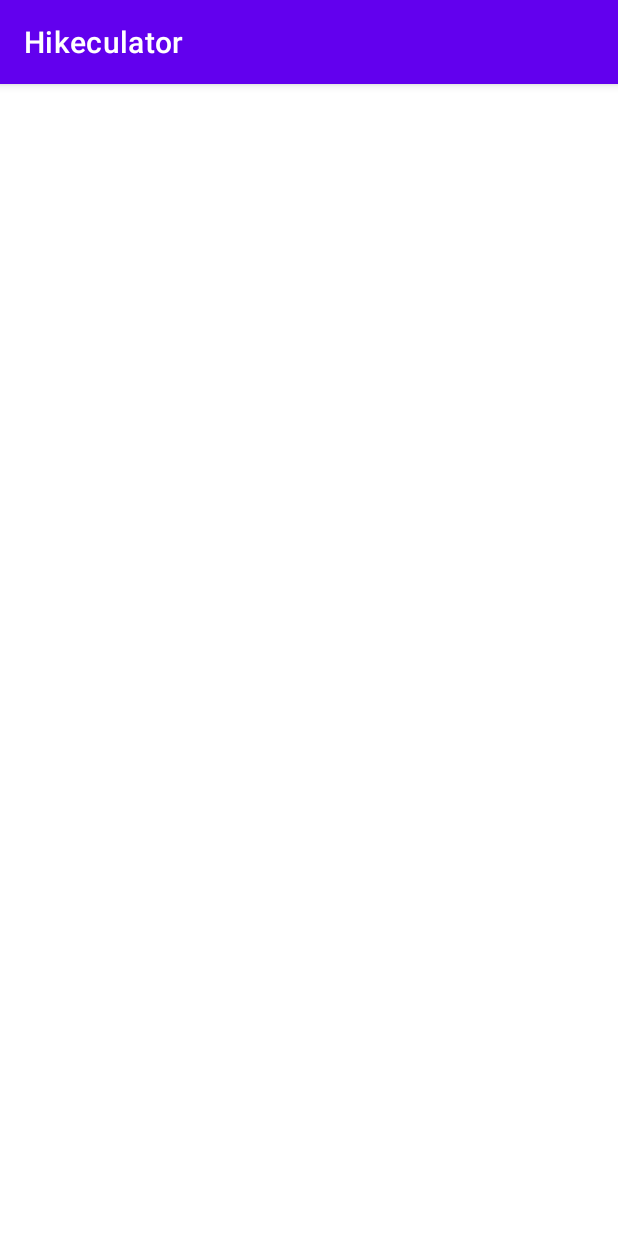
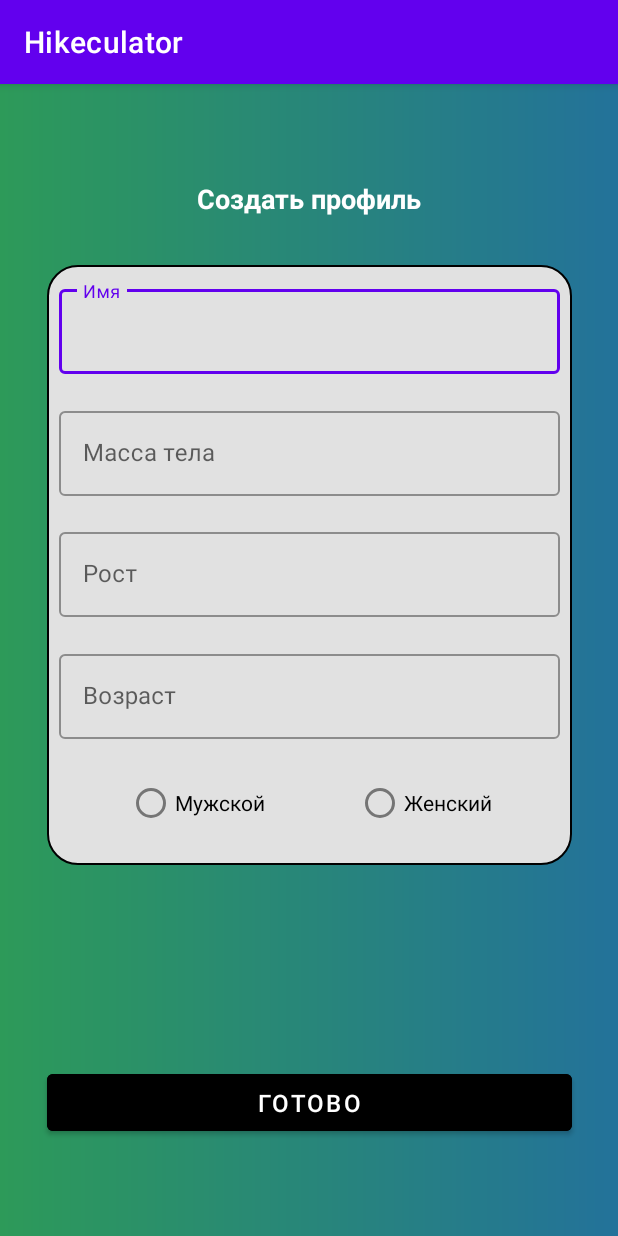
Before and after one commit to violets-team/Hikeculator, an Android app: the screen it shows after launch (MainActivity), on a phone screen of 412 x 824 dp. Run offline under Robolectric (Android 15) with nearby library versions, the light colour scheme and no system bars.

Commit message:
Add fragment_create_profile.xml

```diff
--- a/app/src/main/java/com/example/hikeculator/MainActivity.kt
+++ b/app/src/main/java/com/example/hikeculator/MainActivity.kt
@@ -7,7 +7,6 @@ class MainActivity : AppCompatActivity() {
 
     override fun onCreate(savedInstanceState: Bundle?) {
         super.onCreate(savedInstanceState)
-        setContentView(R.layout.activity_main)
-
+        setContentView(R.layout.fragment_create_profile)
     }
 }
--- /dev/null
+++ b/app/src/main/res/drawable/circular_background.xml
@@ -0,0 +1,12 @@
+<?xml version="1.0" encoding="utf-8"?>
+<!-- res/drawable/rounded_edittext_focused.xml -->
+<shape xmlns:android="http://schemas.android.com/apk/res/android"
+    android:shape="rectangle" android:padding="10dp">
+    <solid android:color="#E1E1E1"/>
+    <corners
+        android:bottomRightRadius="20dp"
+        android:bottomLeftRadius="20dp"
+        android:topLeftRadius="20dp"
+        android:topRightRadius="20dp"/>
+    <stroke android:color="@color/black" android:width="1dp"/>
+</shape>
--- /dev/null
+++ b/app/src/main/res/drawable/circular_background_text.xml
@@ -0,0 +1,11 @@
+<?xml version="1.0" encoding="utf-8"?>
+<shape xmlns:android="http://schemas.android.com/apk/res/android"
+    android:shape="rectangle" android:padding="20dp">
+    <solid android:color="#FFFFFF"/>
+    <corners
+        android:bottomRightRadius="0dp"
+        android:bottomLeftRadius="2dp"
+        android:topLeftRadius="0dp"
+        android:topRightRadius="2dp"/>
+    <stroke android:color="#C1C1C1" android:width="1dp"/>
+</shape>
--- /dev/null
+++ b/app/src/main/res/drawable/gradient_green.xml
@@ -0,0 +1,8 @@
+<?xml version="1.0" encoding="utf-8"?>
+<shape xmlns:android="http://schemas.android.com/apk/res/android"
+    android:shape="rectangle">
+    <gradient
+        android:startColor="#ff2d9a59"
+        android:endColor="#ff23729a"
+        android:angle="0" />
+</shape>
--- /dev/null
+++ b/app/src/main/res/layout/fragment_create_profile.xml
@@ -0,0 +1,161 @@
+<?xml version="1.0" encoding="utf-8"?>
+<androidx.constraintlayout.widget.ConstraintLayout xmlns:android="http://schemas.android.com/apk/res/android"
+    xmlns:app="http://schemas.android.com/apk/res-auto"
+    xmlns:tools="http://schemas.android.com/tools"
+    android:layout_width="match_parent"
+    android:layout_height="match_parent"
+    android:background="@drawable/gradient_green">
+
+    <com.google.android.material.button.MaterialButton
+        android:id="@+id/button_done"
+        android:layout_width="0dp"
+        android:layout_height="wrap_content"
+        android:layout_marginBottom="64dp"
+        android:backgroundTint="@color/black"
+        android:padding="8dp"
+        android:text="Готово"
+        android:textAllCaps="true"
+        android:textColor="@color/white"
+        android:textSize="16sp"
+        app:layout_constraintBottom_toBottomOf="parent"
+        app:layout_constraintEnd_toEndOf="@+id/constraintLayout"
+        app:layout_constraintStart_toStartOf="@+id/constraintLayout"
+        app:rippleColor="@color/light_grey" />
+
+    <androidx.constraintlayout.widget.ConstraintLayout
+        android:id="@+id/constraintLayout"
+        android:layout_width="350dp"
+        android:layout_height="400dp"
+        android:layout_marginTop="32dp"
+        android:background="@drawable/circular_background"
+        app:layout_constraintBottom_toTopOf="@+id/button_done"
+        app:layout_constraintEnd_toEndOf="parent"
+        app:layout_constraintStart_toStartOf="parent"
+        app:layout_constraintTop_toBottomOf="@+id/textView"
+        app:layout_constraintVertical_bias="0.0">
+
+        <RadioButton
+            android:id="@+id/radio_man"
+            android:layout_width="wrap_content"
+            android:layout_height="wrap_content"
+            android:layout_margin="8dp"
+            android:layout_marginEnd="79dp"
+            android:text="Мужской"
+            app:layout_constraintBottom_toBottomOf="parent"
+            app:layout_constraintEnd_toStartOf="@+id/radio_woman"
+            app:layout_constraintStart_toStartOf="parent"
+            app:layout_constraintTop_toTopOf="@+id/guideline"
+            app:layout_constraintVertical_bias="0.0" />
+
+        <RadioButton
+            android:id="@+id/radio_woman"
+            android:layout_width="wrap_content"
+            android:layout_height="wrap_content"
+            android:layout_margin="8dp"
+            android:text="Женский"
+            app:layout_constraintBottom_toBottomOf="parent"
+            app:layout_constraintEnd_toEndOf="parent"
+            app:layout_constraintStart_toEndOf="@+id/radio_man"
+            app:layout_constraintTop_toTopOf="@+id/guideline"
+            app:layout_constraintVertical_bias="0.0" />
+
+        <com.google.android.material.textfield.TextInputLayout
+            android:id="@+id/filledTextFieldName"
+            style="@style/Widget.MaterialComponents.TextInputLayout.OutlinedBox"
+            android:layout_width="match_parent"
+            android:layout_height="wrap_content"
+            android:layout_marginStart="8dp"
+            android:layout_marginTop="8dp"
+            android:layout_marginEnd="8dp"
+            android:layout_marginBottom="8dp"
+            android:hint="Имя"
+            app:layout_constraintBottom_toTopOf="@id/filledTextFieldWeight"
+            app:layout_constraintTop_toTopOf="parent"
+            tools:layout_editor_absoluteX="8dp">
+
+            <com.google.android.material.textfield.TextInputEditText
+                android:id="@+id/edit_text_name"
+                android:layout_width="match_parent"
+                android:layout_height="wrap_content" />
+        </com.google.android.material.textfield.TextInputLayout>
+
+        <com.google.android.material.textfield.TextInputLayout
+            android:id="@+id/filledTextFieldWeight"
+            style="@style/Widget.MaterialComponents.TextInputLayout.OutlinedBox"
+            android:layout_width="match_parent"
+            android:layout_height="wrap_content"
+            android:layout_marginStart="8dp"
+            android:layout_marginTop="8dp"
+            android:layout_marginEnd="8dp"
+            android:layout_marginBottom="8dp"
+            android:hint="Масса тела"
+            app:layout_constraintBottom_toTopOf="@id/filledTextFieldHeight"
+            app:layout_constraintTop_toBottomOf="@+id/filledTextFieldName">
+
+            <com.google.android.material.textfield.TextInputEditText
+                android:id="@+id/edit_text_weight"
+                android:layout_width="match_parent"
+                android:layout_height="wrap_content" />
+        </com.google.android.material.textfield.TextInputLayout>
+
+        <com.google.android.material.textfield.TextInputLayout
+            android:id="@+id/filledTextFieldHeight"
+            style="@style/Widget.MaterialComponents.TextInputLayout.OutlinedBox"
+            android:layout_width="match_parent"
+            android:layout_height="wrap_content"
+            android:layout_marginStart="8dp"
+            android:layout_marginTop="8dp"
+            android:layout_marginEnd="8dp"
+            android:layout_marginBottom="8dp"
+            android:hint="Рост"
+            app:layout_constraintBottom_toTopOf="@id/filledTextFieldAge"
+            app:layout_constraintTop_toBottomOf="@+id/filledTextFieldWeight">
+
+            <com.google.android.material.textfield.TextInputEditText
+                android:id="@+id/edit_text_height"
+                android:layout_width="match_parent"
+                android:layout_height="wrap_content" />
+        </com.google.android.material.textfield.TextInputLayout>
+
+        <com.google.android.material.textfield.TextInputLayout
+            android:id="@+id/filledTextFieldAge"
+            style="@style/Widget.MaterialComponents.TextInputLayout.OutlinedBox"
+            android:layout_width="match_parent"
+            android:layout_height="wrap_content"
+            android:layout_marginStart="8dp"
+            android:layout_marginTop="8dp"
+            android:layout_marginEnd="8dp"
+            android:layout_marginBottom="8dp"
+            android:hint="Возраст"
+            app:layout_constraintBottom_toTopOf="@id/guideline"
+            app:layout_constraintTop_toBottomOf="@+id/filledTextFieldHeight">
+
+            <com.google.android.material.textfield.TextInputEditText
+                android:id="@+id/edit_text_age"
+                android:layout_width="match_parent"
+                android:layout_height="wrap_content" />
+        </com.google.android.material.textfield.TextInputLayout>
+
+        <androidx.constraintlayout.widget.Guideline
+            android:id="@+id/guideline"
+            android:layout_width="wrap_content"
+            android:layout_height="wrap_content"
+            android:orientation="horizontal"
+            app:layout_constraintGuide_begin="327dp" />
+
+    </androidx.constraintlayout.widget.ConstraintLayout>
+
+    <TextView
+        android:id="@+id/textView"
+        android:layout_width="wrap_content"
+        android:layout_height="wrap_content"
+        android:layout_marginTop="64dp"
+        android:text="Создать профиль"
+        android:textColor="@color/white"
+        android:textSize="18sp"
+        android:textStyle="bold"
+        app:layout_constraintEnd_toEndOf="parent"
+        app:layout_constraintStart_toStartOf="parent"
+        app:layout_constraintTop_toTopOf="parent" />
+
+</androidx.constraintlayout.widget.ConstraintLayout>
--- a/app/src/main/res/values/colors.xml
+++ b/app/src/main/res/values/colors.xml
@@ -7,4 +7,7 @@
     <color name="teal_700">#FF018786</color>
     <color name="black">#FF000000</color>
     <color name="white">#FFFFFFFF</color>
+
+    <color name="light_grey">#eeeeee</color>
+    <color name="secondaryTextColor">#6b000000</color>
 </resources>
```
